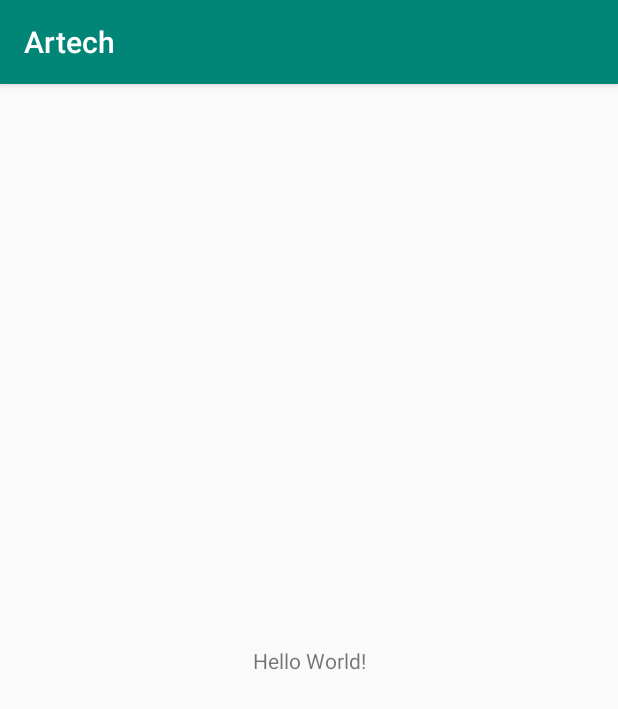
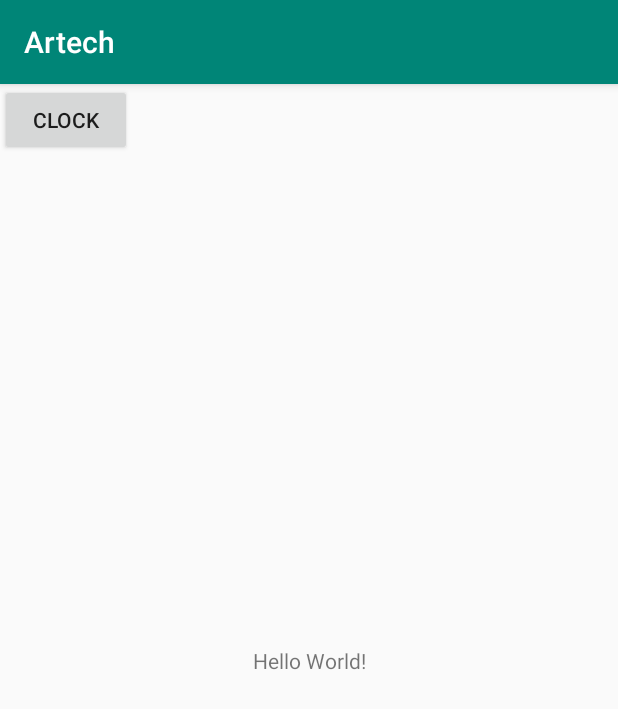
Before and after one commit to caja1694/Artech, an Android app: the screen it shows after launch (MainActivity), on a phone screen of 412 x 824 dp. Shown: the top 709 px of the screen. Run offline under Robolectric (Android 15) with nearby library versions, the phone set to English and light mode, and no system bars; our stand-ins replace Firebase (no records; nobody signed in at launch, a user with empty details on screens opened directly).

Commit message:
Clock in/out prototype

```diff
--- a/app/src/main/java/caja1694/students/ju/se/artech/MainActivity.java
+++ b/app/src/main/java/caja1694/students/ju/se/artech/MainActivity.java
@@ -2,6 +2,10 @@ package caja1694.students.ju.se.artech;
 
 import androidx.appcompat.app.AppCompatActivity;
 import android.os.Bundle;
+import android.provider.ContactsContract;
+import android.view.View;
+import android.widget.Button;
+import android.widget.TextView;
 import android.widget.Toast;
 
 import com.google.firebase.database.DatabaseReference;
@@ -9,10 +13,36 @@ import com.google.firebase.database.FirebaseDatabase;
 
 public class MainActivity extends AppCompatActivity {
 
+    Boolean isClockedIn = false;
+
     @Override
     protected void onCreate(Bundle savedInstanceState) {
         super.onCreate(savedInstanceState);
         setContentView(R.layout.activity_main);
 
+
+
+        final Button clockInButton = findViewById(R.id.clock_in_button);
+        clockInButton.setOnClickListener(new View.OnClickListener() {
+            @Override
+            public void onClick(View v) {
+                addClockInTime();
+            }
+        });
+
+    }
+    void addClockInTime(){
+        TextView textView = findViewById(R.id.status);
+        if (!isClockedIn) {
+            textView.setText("Clocked in");
+            isClockedIn = true;
+        }
+        else {
+            textView.setText("Clocked Out");
+            isClockedIn = false;
+        }
+
+        //DatabaseReference myref = FirebaseDatabase.getInstance().getReference();
+
     }
 }
--- a/app/src/main/res/layout/activity_main.xml
+++ b/app/src/main/res/layout/activity_main.xml
@@ -7,6 +7,7 @@
     tools:context=".MainActivity">
 
     <TextView
+        android:id="@+id/status"
         android:layout_width="wrap_content"
         android:layout_height="wrap_content"
         android:text="Hello World!"
@@ -14,6 +15,11 @@
         app:layout_constraintLeft_toLeftOf="parent"
         app:layout_constraintRight_toRightOf="parent"
         app:layout_constraintTop_toTopOf="parent" />
+    <Button
+        android:id="@+id/clock_in_button"
+        android:layout_height="wrap_content"
+        android:layout_width="wrap_content"
+        android:text="@string/clock" />
 
 
 </androidx.constraintlayout.widget.ConstraintLayout>
--- a/app/src/main/res/values/strings.xml
+++ b/app/src/main/res/values/strings.xml
@@ -1,4 +1,4 @@
 <resources>
     <string name="app_name">Artech</string>
-    <string name="clock_in">Clock in</string>
+    <string name="clock">Clock</string>
 </resources>
```
